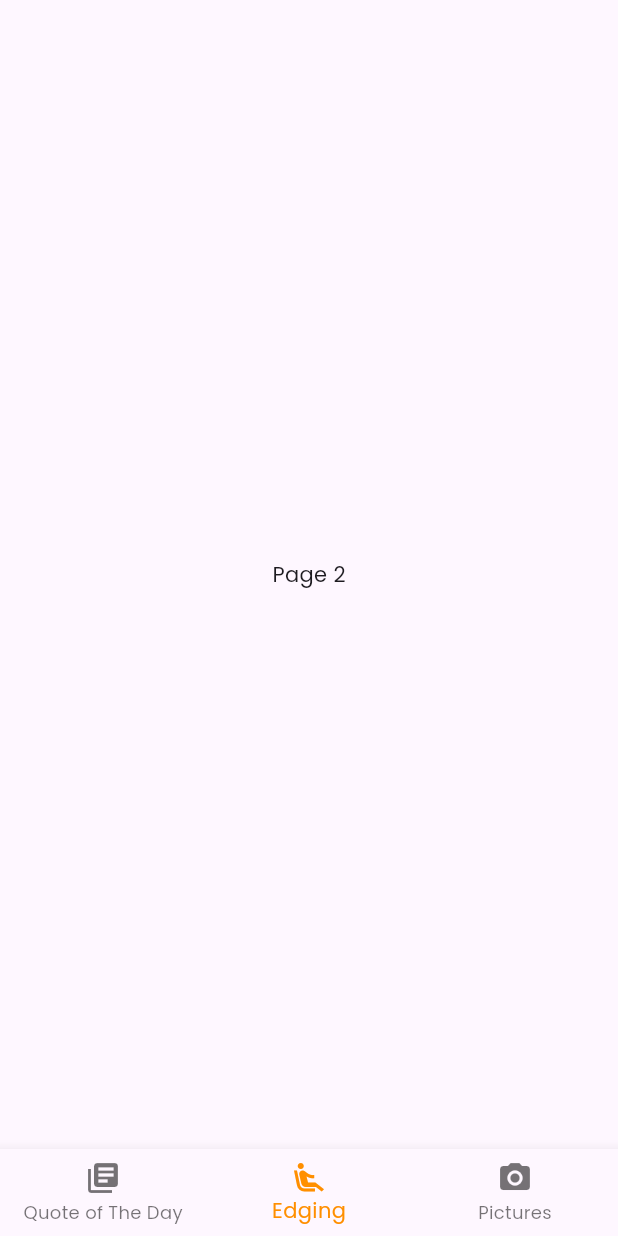
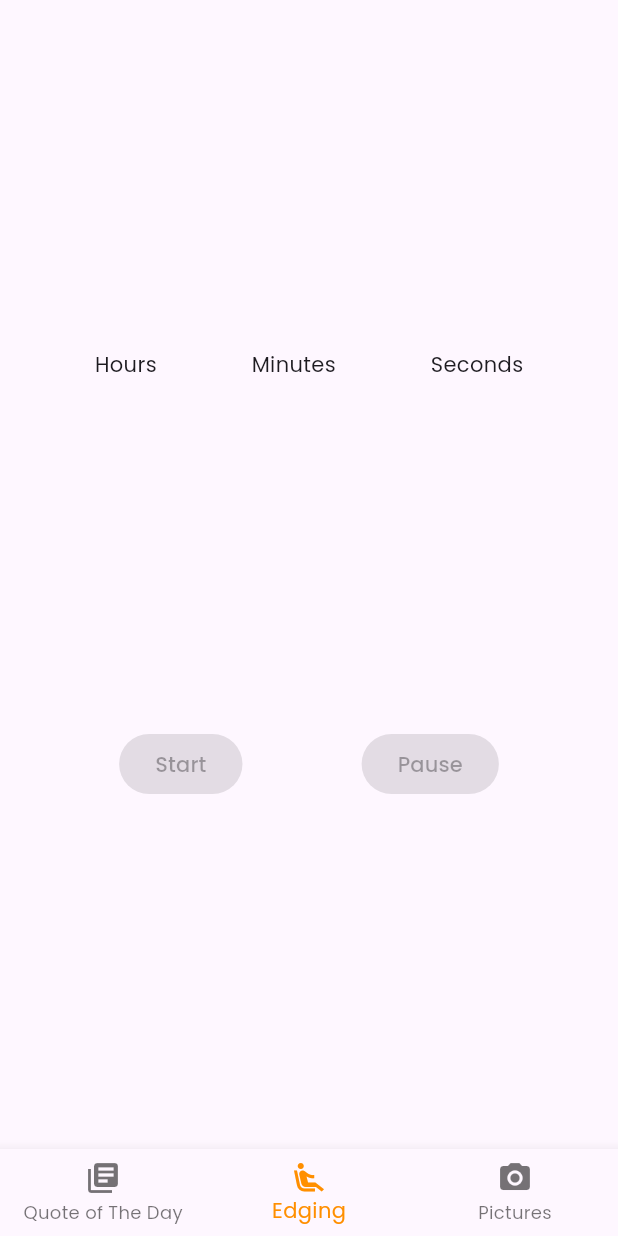
Before and after one commit to Sherwin-W/WebMaxxing, a Flutter app: the screen it shows after launch, swiped to page 2, on a phone screen of 412 x 824 dp. Run offline on Flutter 3.47's test engine with Material 3 defaults, Android fonts, the phone set to English and light mode, and no system bars; our stand-ins replace flutter_svg.

Commit message:
Edging page progress

```diff
--- a/first_flutter_app/lib/pages/split.dart
+++ b/first_flutter_app/lib/pages/split.dart
@@ -32,7 +32,29 @@ class _SplitPageState extends State<SplitPage> {
         children: const <Widget>[
           // Add your page widgets here
           Center(child: Text('Page 1')),
-          Center(child: Text('Page 2')),
+          Center(
+            child: Column(
+              mainAxisAlignment: MainAxisAlignment.spaceEvenly,
+              children: <Widget>[
+                Row(
+                  mainAxisAlignment: MainAxisAlignment.spaceEvenly,
+                  children: <Widget>[
+                    Text('Hours'),
+                    Text('Minutes'),
+                    Text('Seconds'),
+                  ],
+                ),
+                Row(
+                  mainAxisAlignment: MainAxisAlignment.spaceEvenly,
+                  children: <Widget>[
+                    ElevatedButton(onPressed: null, child: Text('Start')),
+                    ElevatedButton(onPressed: null, child: Text('Pause')),
+                  ],
+                )
+                ],
+
+            )
+          ),
           Center(child: Text('Page 3')),
         ],
       ),
```
